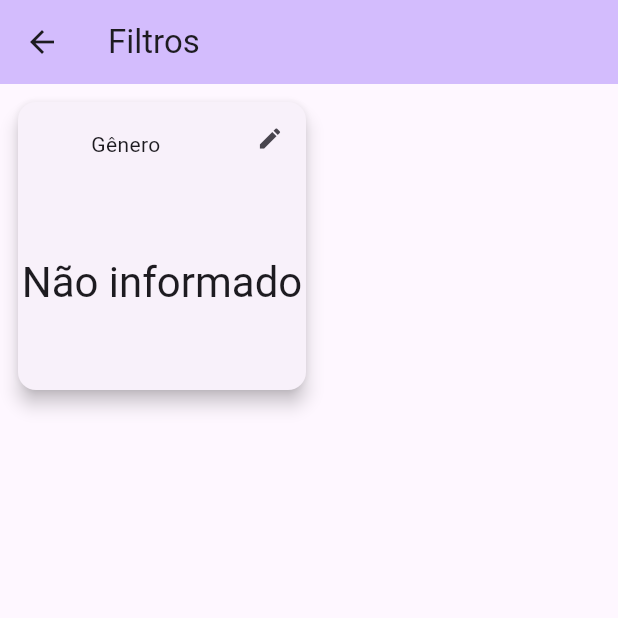
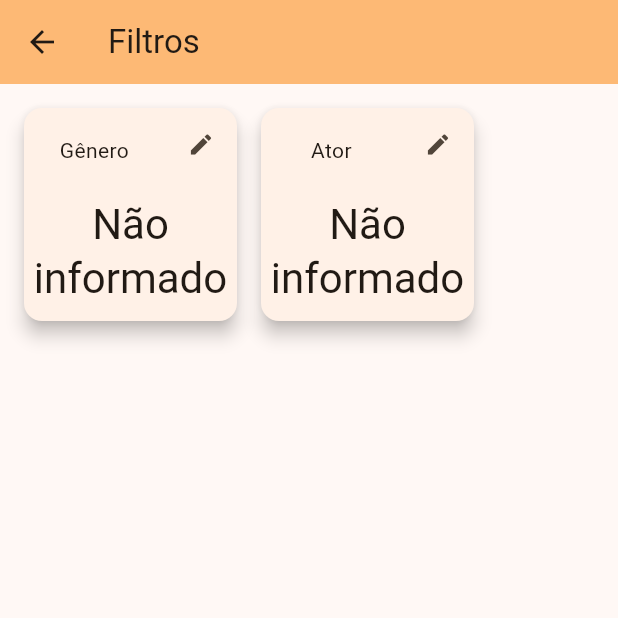
Before and after one commit to danielmbs123/pmfilmes, a Flutter app: the screen it shows after launch, after a tap on the "tune" icon, on a phone screen of 412 x 824 dp, the top half of it. Run offline on Flutter 3.47's test engine with Material 3 defaults, Android fonts, the phone set to English and light mode, and no system bars.

Commit message:
adicionamos a parte de filtro do ator

```diff
--- a/lib/dominio/ator.dart
+++ b/lib/dominio/ator.dart
@@ -8,4 +8,15 @@ class Ator {
     required this.nome,
     required this.nacionalidade,
   });
+
+  bool get isEmpty => id.isEmpty;
+  bool get isNotEmpty => !isEmpty;
+
+  static Ator empty() {
+    return Ator(
+      id: "",
+      nome: "",
+      nacionalidade: "",
+    );
+  }
 }
--- a/lib/main.dart
+++ b/lib/main.dart
@@ -1,7 +1,9 @@
 import 'package:flutter/material.dart';
 import 'package:pmfilmes/page/filter_page.dart';
 import 'package:pmfilmes/page/genero_page.dart';
+import 'package:pmfilmes/repositorio/ator_repositorio.dart';
 import 'package:pmfilmes/repositorio/genero_repositorio.dart';
+import 'package:pmfilmes/vm/ator_view_model.dart';
 import 'package:pmfilmes/vm/genero_view_model.dart';
 import 'package:provider/provider.dart';
 
@@ -21,11 +23,16 @@ class MyApp extends StatelessWidget {
             generos: GeneroRepositorio.list(),
           ),
         ),
+        ChangeNotifierProvider(
+          create: (_) => AtorViewModel(
+            atores: AtorRepositorio.list(),
+          ),
+        ),
       ],
       child: MaterialApp(
         title: 'Flutter Demo',
         theme: ThemeData(
-          colorScheme: ColorScheme.fromSeed(seedColor: Colors.deepPurple),
+          colorScheme: ColorScheme.fromSeed(seedColor: Colors.orange),
           useMaterial3: true,
         ),
         home: const MyHomePage(title: 'Flutter Demo Home Page'),
--- a/lib/page/filter_page.dart
+++ b/lib/page/filter_page.dart
@@ -1,5 +1,7 @@
 import 'package:flutter/material.dart';
+import 'package:pmfilmes/page/ator_page.dart';
 import 'package:pmfilmes/page/genero_page.dart';
+import 'package:pmfilmes/vm/ator_view_model.dart';
 import 'package:pmfilmes/vm/genero_view_model.dart';
 import 'package:pmfilmes/widgets/filter_item.dart';
 import 'package:provider/provider.dart';
@@ -10,6 +12,7 @@ class FilterPage extends StatelessWidget {
   @override
   Widget build(BuildContext context) {
     final generoVM = Provider.of<GeneroViewModel>(context);
+    final atorVM = Provider.of<AtorViewModel>(context);
 
     return Scaffold(
       appBar: AppBar(
@@ -21,6 +24,7 @@ class FilterPage extends StatelessWidget {
         child: Wrap(
           children: [
             generoView(context, generoVM),
+            atorView(context, atorVM),
           ],
         ),
       ),
@@ -30,9 +34,7 @@ class FilterPage extends StatelessWidget {
   Widget generoView(BuildContext context, GeneroViewModel vm) => FilterItem(
         title: "Gênero",
         value:
-            vm.jaSelecionouGenero ?
-            vm.generoSelecionado.nome :
-            "Não informado",
+            vm.jaSelecionouGenero ? vm.generoSelecionado.nome : "Não informado",
         onPressed: () => Navigator.push(
           context,
           MaterialPageRoute(
@@ -40,4 +42,15 @@ class FilterPage extends StatelessWidget {
           ),
         ),
       );
+
+  Widget atorView(BuildContext context, AtorViewModel vm) => FilterItem(
+        title: "Ator",
+        value: vm.ator.isNotEmpty ? vm.ator.nome : "Não informado",
+        onPressed: () => Navigator.push(
+          context,
+          MaterialPageRoute(
+            builder: (_) => const AtorPage(),
+          ),
+        ),
+      );
 }
--- a/lib/repositorio/ator_repositorio.dart
+++ b/lib/repositorio/ator_repositorio.dart
@@ -3,12 +3,12 @@ import 'package:pmfilmes/dominio/ator.dart';
 class AtorRepositorio {
   static List<Ator> list() {
     return <Ator>[
-      Ator(id: "aid", nome: "Jenna Ortega", nacionalidade: "Norte-americana"),
-      Ator(id: "bid", nome: "Martin Freeman", nacionalidade: "Britânico"),
-      Ator(id: "cid", nome: "Gideon Adlon", nacionalidade: "Teuto-americana"),
-      Ator(id: "did", nome: "Wagner Moura", nacionalidade: "Brasileiro"),
-      Ator(id: "eid", nome: "Anthony Hopkins", nacionalidade: "Galês"),
-      Ator(id: "fid", nome: "Cameron Diaz", nacionalidade: "Americana"),
+      Ator(id: "aid", nome: "Jenna Ortega", nacionalidade: "EUA"),
+      Ator(id: "bid", nome: "Martin Freeman", nacionalidade: "Reino Unido"),
+      Ator(id: "cid", nome: "Gideon Adlon", nacionalidade: "EUA"),
+      Ator(id: "did", nome: "Wagner Moura", nacionalidade: "Brasil"),
+      Ator(id: "eid", nome: "Anthony Hopkins", nacionalidade: "País de Gales"),
+      Ator(id: "fid", nome: "Cameron Diaz", nacionalidade: "EUA"),
     ];
   }
 }
--- /dev/null
+++ b/lib/vm/ator_view_model.dart
@@ -0,0 +1,19 @@
+import 'package:flutter/foundation.dart';
+import 'package:pmfilmes/dominio/ator.dart';
+
+class AtorViewModel extends ChangeNotifier {
+  final List<Ator> atores;
+
+  Ator? _ator;
+
+  AtorViewModel({
+    required this.atores,
+  });
+
+  Ator get ator => _ator == null ? Ator.empty() : _ator!;
+
+  void seleciona(Ator ator) {
+    _ator = ator;
+    notifyListeners();
+  }
+}
--- a/lib/widgets/filter_item.dart
+++ b/lib/widgets/filter_item.dart
@@ -14,9 +14,10 @@ class FilterItem extends StatelessWidget {
 
   @override
   Widget build(BuildContext context) {
-    return SizedBox(
-      width: 200,
-      height: 200,
+    return Container(
+      width: 150,
+      height: 150,
+      margin: const EdgeInsets.all(4),
       child: Card(
         elevation: 5,
         child: Column(
@@ -46,6 +47,7 @@ class FilterItem extends StatelessWidget {
                 child: Text(
                   value,
                   style: Theme.of(context).textTheme.headlineMedium,
+                  textAlign: TextAlign.center,
                 ),
               ),
             ),
```
Also changed, not shown: lib/page/ator_page.dart (added, +39 -0 lines), lib/widgets/ator_item_view.dart (added, +66 -0 lines).
